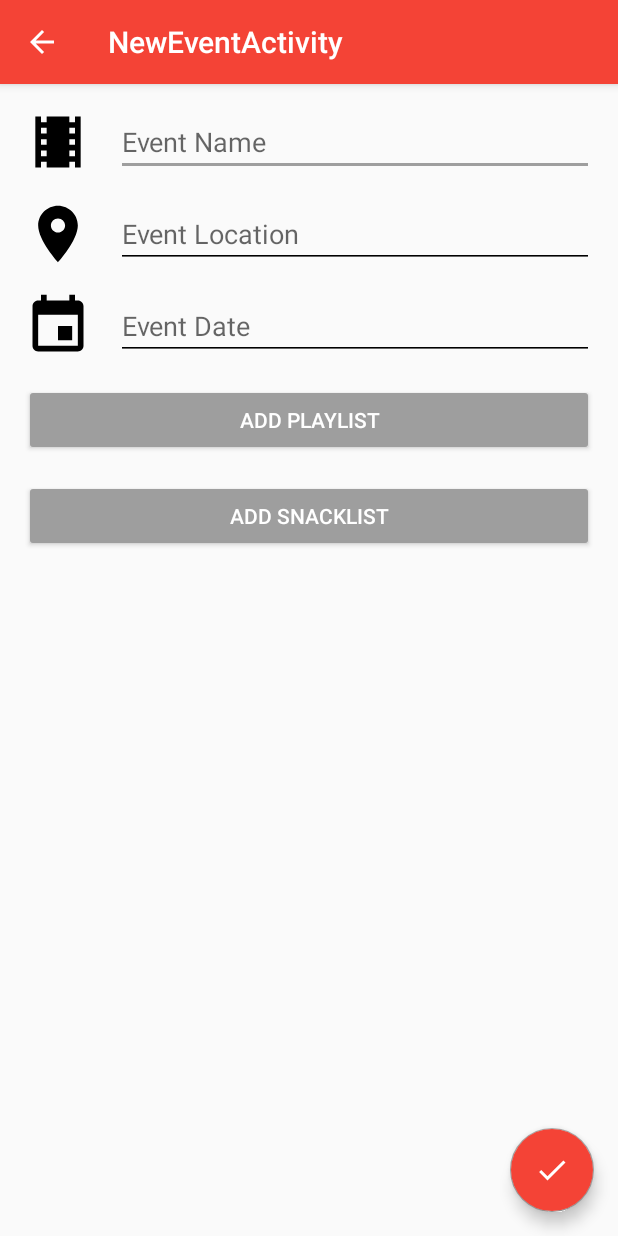
After one commit to LuisGH1234/android_movienight20182, an Android app: the NewEventActivity screen opened directly, with no data from a screen before it, on a phone screen of 412 x 824 dp. The commit adds this screen. Run offline under Robolectric (Android 15) with nearby library versions, the phone set to English and light mode, and no system bars; libraries missing offline, so code that uses them is left out: com.androidnetworking, com.androidnetworking.error.

Commit message:
Create Event

```diff
--- a/MovieNight/app/src/main/java/pe/edu/upc/movienight/network/MovieNightApi.kt
+++ b/MovieNight/app/src/main/java/pe/edu/upc/movienight/network/MovieNightApi.kt
@@ -4,16 +4,17 @@ import com.androidnetworking.AndroidNetworking
 import com.androidnetworking.common.Priority
 import com.androidnetworking.error.ANError
 import com.androidnetworking.interfaces.ParsedRequestListener
+import org.json.JSONObject
 
 class MovieNightApi{
     companion object {
         val baseUrl = "https://nodejsmovienight20182.herokuapp.com"
-        val getEventsList ="/event/event/"
+        val EventActions ="/event/event/"
         fun requestEventList(userId:Int,
                              responseHandler: (EventsResponse?) -> Unit,
                              errorHandler: (ANError?) -> Unit){
 
-            AndroidNetworking.get("$baseUrl$getEventsList$userId")
+            AndroidNetworking.get("$baseUrl$EventActions$userId")
                     .setPriority(Priority.LOW)
                     .build()
                     .getAsObject(EventsResponse::class.java,object :ParsedRequestListener<EventsResponse>{
@@ -27,5 +28,32 @@ class MovieNightApi{
 
                     })
         }
+
+        fun postNewEvent(userId:Int,name:String,location:String,date:String,
+                         responseHandler: (NewEventResponse?) -> Unit,
+                         errorHandler: (ANError?) -> Unit){
+
+            val json:JSONObject = JSONObject()
+            json.put("name",name)
+            json.put("location",location)
+            json.put("date",date)
+            json.put("user_id",userId)
+            json.put("rol_id",11) //Organizador
+
+            AndroidNetworking.post("$baseUrl$EventActions")
+                    .addHeaders("Content-Type","application/json")
+                    .addJSONObjectBody(json)
+                    .setPriority(Priority.LOW)
+                    .build()
+                    .getAsObject(NewEventResponse::class.java,object :ParsedRequestListener<NewEventResponse>{
+                        override fun onResponse(response: NewEventResponse?) {
+                            responseHandler(response)
+                        }
+                        override fun onError(anError: ANError?) {
+                            errorHandler(anError)
+                        }
+
+                    })
+        }
     }
 }
--- /dev/null
+++ b/MovieNight/app/src/main/java/pe/edu/upc/movienight/network/NewEventResponse.kt
@@ -0,0 +1,5 @@
+package pe.edu.upc.movienight.network
+
+class NewEventResponse{
+    val status:String=""
+}
--- a/MovieNight/app/src/main/java/pe/edu/upc/movienight/viewControllers/activities/MainActivity.kt
+++ b/MovieNight/app/src/main/java/pe/edu/upc/movienight/viewControllers/activities/MainActivity.kt
@@ -1,11 +1,13 @@
 package pe.edu.upc.movienight.viewControllers.activities
 
+import android.content.Intent
 import android.os.Bundle
 import android.support.design.widget.BottomNavigationView
 import android.support.v4.app.Fragment
 import android.support.v7.app.AppCompatActivity
 import android.view.MenuItem
 import kotlinx.android.synthetic.main.activity_main.*
+import kotlinx.android.synthetic.main.fragment_events.*
 import pe.edu.upc.movienight.R
 import pe.edu.upc.movienight.viewControllers.fragments.EventsFragment
 import pe.edu.upc.movienight.viewControllers.fragments.LibraryFragment
@@ -19,10 +21,15 @@ class MainActivity : AppCompatActivity() {
     }
 
     override fun onCreate(savedInstanceState: Bundle?) {
+       //var intentFragment:Boolean=false
+
         super.onCreate(savedInstanceState)
         setContentView(R.layout.activity_main)
         navigation.setOnNavigationItemSelectedListener(mOnNavigationItemSelectedListener)
-
+        /*intentFragment= intent.extras.get("event") as Boolean
+        if (intentFragment){
+            navigation.selectedItemId = R.id.navigation_search
+        }*/
         navigation.selectedItemId = R.id.navigation_search
     }
 
--- /dev/null
+++ b/MovieNight/app/src/main/java/pe/edu/upc/movienight/viewControllers/activities/NewEventActivity.kt
@@ -0,0 +1,57 @@
+package pe.edu.upc.movienight.viewControllers.activities
+
+import android.content.Intent
+import android.os.Bundle
+import android.support.design.widget.Snackbar
+import android.support.v7.app.AppCompatActivity
+import android.util.Log
+import android.view.View
+import android.widget.EditText
+import com.androidnetworking.error.ANError
+import pe.edu.upc.movienight.R
+
+import kotlinx.android.synthetic.main.activity_new_event.*
+import kotlinx.android.synthetic.main.content_new_event.view.*
+import pe.edu.upc.movienight.network.MovieNightApi
+import pe.edu.upc.movienight.network.NewEventResponse
+
+class NewEventActivity : AppCompatActivity() {
+    var nameEditText: EditText? = null
+    var locationEditText: EditText? = null
+    var dateEditText: EditText? = null
+    override fun onCreate(savedInstanceState: Bundle?) {
+        super.onCreate(savedInstanceState)
+        setContentView(R.layout.activity_new_event)
+        setSupportActionBar(toolbar)
+        nameEditText=findViewById(R.id.nameEditText) as EditText
+        locationEditText=findViewById(R.id.locationEditText) as EditText
+        dateEditText=findViewById(R.id.dateEditText) as EditText
+        checkFAB.setOnClickListener {view->
+            if(!nameEditText!!.text.toString().equals("") and
+                    !locationEditText!!.text.toString().equals("") and
+                    !locationEditText!!.text.toString().equals("")) {
+                MovieNightApi.postNewEvent(61,
+                        nameEditText!!.text.toString(),
+                        locationEditText!!.text.toString(),
+                        dateEditText!!.text.toString(),
+                        { response -> responseHandler(response,view) },
+                        { error -> errorHandler(error) })
+            }
+        }
+
+
+        supportActionBar?.setDisplayHomeAsUpEnabled(true)
+    }
+    private fun responseHandler(response: NewEventResponse?,view:View){
+        if (!response!!.status.equals("done")){
+            return
+        }
+        Log.d("MovieNight","Event Created")
+        startActivity(Intent(view.context,MainActivity::class.java))
+    }
+
+    private fun errorHandler(anError: ANError?){
+        Log.d("MovieNight", anError!!.message)
+    }
+
+}
--- a/MovieNight/app/src/main/java/pe/edu/upc/movienight/viewControllers/adapters/EventsAdapter.kt
+++ b/MovieNight/app/src/main/java/pe/edu/upc/movienight/viewControllers/adapters/EventsAdapter.kt
@@ -1,6 +1,7 @@
 package pe.edu.upc.movienight.viewControllers.adapters
 
 import android.content.Context
+import android.content.Intent
 import android.support.v7.widget.RecyclerView
 import android.view.LayoutInflater
 import android.view.View
@@ -8,6 +9,7 @@ import android.view.ViewGroup
 import pe.edu.upc.movienight.R
 import kotlinx.android.synthetic.main.event_item.view.*
 import pe.edu.upc.movienight.models.Event
+import pe.edu.upc.movienight.viewControllers.activities.EventActivity
 
 class EventsAdapter(var events:ArrayList<Event>, val context: Context):RecyclerView.Adapter<EventsAdapter.ViewHolder>(){
     override fun onCreateViewHolder(parent: ViewGroup, viewType: Int): ViewHolder {
@@ -36,6 +38,13 @@ class EventsAdapter(var events:ArrayList<Event>, val context: Context):RecyclerV
             nameTextView.text = event.name
             dateTextView.text = event.date
             locationTextView.text = event.location
+            eventLayout.setOnClickListener { view ->
+                val context = view.context
+                context.startActivity(
+                        Intent(context,EventActivity::class.java)
+                                .putExtras(event.toBundle())
+                )
+            }
         }
     }
 
--- a/MovieNight/app/src/main/java/pe/edu/upc/movienight/viewControllers/fragments/EventsFragment.kt
+++ b/MovieNight/app/src/main/java/pe/edu/upc/movienight/viewControllers/fragments/EventsFragment.kt
@@ -3,7 +3,9 @@ package pe.edu.upc.movienight.viewControllers.fragments
 
 
 
+import android.content.Intent
 import android.os.Bundle
+import android.support.design.widget.FloatingActionButton
 import android.support.v4.app.Fragment
 import android.support.v7.widget.GridLayoutManager
 import android.support.v7.widget.RecyclerView
@@ -12,11 +14,13 @@ import android.view.LayoutInflater
 import android.view.View
 import android.view.ViewGroup
 import com.androidnetworking.error.ANError
+import kotlinx.android.synthetic.main.fragment_events.*
 import kotlinx.android.synthetic.main.fragment_events.view.*
 import pe.edu.upc.movienight.R
 import pe.edu.upc.movienight.models.Event
 import pe.edu.upc.movienight.network.EventsResponse
 import pe.edu.upc.movienight.network.MovieNightApi
+import pe.edu.upc.movienight.viewControllers.activities.NewEventActivity
 import pe.edu.upc.movienight.viewControllers.adapters.EventsAdapter
 
 /**
@@ -29,19 +33,25 @@ class EventsFragment : Fragment() {
     lateinit var eventsAdapter:EventsAdapter
     lateinit var eventsLayoutManager:RecyclerView.LayoutManager
 
+    lateinit var fabNewEvent:FloatingActionButton
+
     override fun onCreateView(inflater: LayoutInflater, container: ViewGroup?,
                               savedInstanceState: Bundle?): View? {
         // Inflate the layout for this fragment
         val view = inflater.inflate(R.layout.fragment_events, container, false)
+        fabNewEvent = view.newEventFAB
         eventsRecyclerView=view.eventsRecyclerView
         eventsAdapter=EventsAdapter(events,view.context)
-        eventsLayoutManager= GridLayoutManager(view.context,1) as RecyclerView.LayoutManager
+        eventsLayoutManager= GridLayoutManager(view.context,1)
         eventsRecyclerView.adapter=eventsAdapter
         eventsRecyclerView.layoutManager=eventsLayoutManager
 
         MovieNightApi.requestEventList(61,
                 {response->responseHandler(response)},
                 { error -> errorHandler(error)})
+        fabNewEvent.setOnClickListener { view ->
+            view.context.startActivity(Intent(view.context,NewEventActivity::class.java))
+        }
         return view
     }
     private fun responseHandler(response: EventsResponse?){
--- /dev/null
+++ b/MovieNight/app/src/main/res/drawable/ic_check_white_24dp.xml
@@ -0,0 +1,5 @@
+<vector android:height="24dp" android:tint="#FFFFFF"
+    android:viewportHeight="24.0" android:viewportWidth="24.0"
+    android:width="24dp" xmlns:android="http://schemas.android.com/apk/res/android">
+    <path android:fillColor="#FF000000" android:pathData="M9,16.17L4.83,12l-1.42,1.41L9,19 21,7l-1.41,-1.41z"/>
+</vector>
--- /dev/null
+++ b/MovieNight/app/src/main/res/drawable/ic_event_black_45dp.xml
@@ -0,0 +1,4 @@
+<vector android:height="45dp" android:viewportHeight="24.0"
+    android:viewportWidth="24.0" android:width="45dp" xmlns:android="http://schemas.android.com/apk/res/android">
+    <path android:fillColor="#FF000000" android:pathData="M17,12h-5v5h5v-5zM16,1v2L8,3L8,1L6,1v2L5,3c-1.11,0 -1.99,0.9 -1.99,2L3,19c0,1.1 0.89,2 2,2h14c1.1,0 2,-0.9 2,-2L21,5c0,-1.1 -0.9,-2 -2,-2h-1L18,1h-2zM19,19L5,19L5,8h14v11z"/>
+</vector>
--- /dev/null
+++ b/MovieNight/app/src/main/res/drawable/ic_local_movies_black_24dp.xml
@@ -0,0 +1,9 @@
+<vector xmlns:android="http://schemas.android.com/apk/res/android"
+        android:width="45dp"
+        android:height="45dp"
+        android:viewportWidth="24.0"
+        android:viewportHeight="24.0">
+    <path
+        android:fillColor="#FF000000"
+        android:pathData="M18,3v2h-2L16,3L8,3v2L6,5L6,3L4,3v18h2v-2h2v2h8v-2h2v2h2L20,3h-2zM8,17L6,17v-2h2v2zM8,13L6,13v-2h2v2zM8,9L6,9L6,7h2v2zM18,17h-2v-2h2v2zM18,13h-2v-2h2v2zM18,9h-2L16,7h2v2z"/>
+</vector>
--- /dev/null
+++ b/MovieNight/app/src/main/res/drawable/ic_location_on_black_24dp.xml
@@ -0,0 +1,4 @@
+<vector android:height="45dp" android:viewportHeight="24.0"
+    android:viewportWidth="24.0" android:width="45dp" xmlns:android="http://schemas.android.com/apk/res/android">
+    <path android:fillColor="#FF000000" android:pathData="M12,2C8.13,2 5,5.13 5,9c0,5.25 7,13 7,13s7,-7.75 7,-13c0,-3.87 -3.13,-7 -7,-7zM12,11.5c-1.38,0 -2.5,-1.12 -2.5,-2.5s1.12,-2.5 2.5,-2.5 2.5,1.12 2.5,2.5 -1.12,2.5 -2.5,2.5z"/>
+</vector>
--- /dev/null
+++ b/MovieNight/app/src/main/res/layout/activity_new_event.xml
@@ -0,0 +1,35 @@
+<?xml version="1.0" encoding="utf-8"?>
+<android.support.design.widget.CoordinatorLayout xmlns:android="http://schemas.android.com/apk/res/android"
+    xmlns:app="http://schemas.android.com/apk/res-auto"
+    xmlns:tools="http://schemas.android.com/tools"
+    android:layout_width="match_parent"
+    android:layout_height="match_parent"
+    tools:context=".viewControllers.activities.NewEventActivity">
+
+    <android.support.design.widget.AppBarLayout
+        android:layout_width="match_parent"
+        android:layout_height="wrap_content"
+        android:theme="@style/AppTheme.AppBarOverlay">
+
+        <android.support.v7.widget.Toolbar
+            android:id="@+id/toolbar"
+            android:layout_width="match_parent"
+            android:layout_height="?attr/actionBarSize"
+            android:background="?attr/colorPrimary"
+            app:popupTheme="@style/AppTheme.PopupOverlay" />
+
+    </android.support.design.widget.AppBarLayout>
+
+    <include layout="@layout/content_new_event" />
+
+    <android.support.design.widget.FloatingActionButton
+        android:id="@+id/checkFAB"
+        android:layout_width="wrap_content"
+        android:layout_height="wrap_content"
+        android:layout_gravity="bottom|end"
+        android:layout_margin="@dimen/fab_margin"
+        android:backgroundTint="@color/colorPrimary"
+        android:src="@drawable/ic_check_white_24dp"
+         />
+
+</android.support.design.widget.CoordinatorLayout>
--- /dev/null
+++ b/MovieNight/app/src/main/res/layout/content_new_event.xml
@@ -0,0 +1,102 @@
+<?xml version="1.0" encoding="utf-8"?>
+<android.support.constraint.ConstraintLayout
+    xmlns:android="http://schemas.android.com/apk/res/android"
+    xmlns:app="http://schemas.android.com/apk/res-auto"
+    xmlns:tools="http://schemas.android.com/tools"
+    android:layout_width="match_parent"
+    android:layout_height="match_parent"
+    app:layout_behavior="@string/appbar_scrolling_view_behavior"
+    tools:context=".viewControllers.activities.NewEventActivity"
+    tools:showIn="@layout/activity_new_event">
+    <ImageView
+        android:id="@+id/nameImageView"
+        android:layout_width="wrap_content"
+        android:layout_height="wrap_content"
+        app:layout_constraintTop_toTopOf="parent"
+        app:layout_constraintStart_toStartOf="parent"
+        android:layout_margin="@dimen/default_margin"
+        android:src="@drawable/ic_local_movies_black_24dp"/>
+    <EditText
+        android:id="@+id/nameEditText"
+        android:layout_width="0dp"
+        android:layout_height="wrap_content"
+        android:layout_margin="@dimen/default_margin"
+        app:layout_constraintTop_toTopOf="parent"
+        app:layout_constraintStart_toEndOf="@id/nameImageView"
+        app:layout_constraintEnd_toEndOf="parent"
+        android:lines="1"
+        android:hint="@string/new_event_name_hint"/>
+
+    <ImageView
+        android:id="@+id/locationImageView"
+        android:layout_width="wrap_content"
+        android:layout_height="wrap_content"
+        app:layout_constraintTop_toBottomOf="@id/nameEditText"
+        app:layout_constraintStart_toStartOf="parent"
+        android:layout_margin="@dimen/default_margin"
+        android:src="@drawable/ic_location_on_black_24dp"/>
+    <EditText
+        android:id="@+id/locationEditText"
+        android:layout_width="0dp"
+        android:layout_height="wrap_content"
+        android:layout_margin="@dimen/default_margin"
+        app:layout_constraintTop_toBottomOf="@id/nameEditText"
+        app:layout_constraintStart_toEndOf="@id/locationImageView"
+        app:layout_constraintEnd_toEndOf="parent"
+        android:lines="1"
+        android:hint="@string/new_event_location_hint"/>
+    <ImageView
+        android:id="@+id/dateImageView"
+        android:layout_width="wrap_content"
+        android:layout_height="wrap_content"
+        app:layout_constraintTop_toBottomOf="@id/locationEditText"
+        app:layout_constraintStart_toStartOf="parent"
+        android:layout_margin="@dimen/default_margin"
+        android:src="@drawable/ic_event_black_45dp"/>
+    <!--<DatePicker
+        android:id="@+id/dateDatePicker"
+        android:layout_width="0dp"
+        android:layout_height="200dp"
+        android:layout_margin="@dimen/default_margin"
+        app:layout_constraintTop_toBottomOf="@id/locationEditText"
+        app:layout_constraintStart_toEndOf="@id/dateImageView"
+        app:layout_constraintEnd_toEndOf="parent"
+        android:datePickerMode="spinner"
+        android:calendarViewShown="false"
+        />-->
+    <EditText
+        android:id="@+id/dateEditText"
+        android:layout_width="0dp"
+        android:layout_height="wrap_content"
+        android:layout_margin="@dimen/default_margin"
+        app:layout_constraintTop_toBottomOf="@id/locationEditText"
+        app:layout_constraintStart_toEndOf="@id/dateImageView"
+        app:layout_constraintEnd_toEndOf="parent"
+        android:lines="1"
+        android:hint="Event Date"/>
+
+    <Button
+        android:id="@+id/addPlayList"
+        android:layout_width="match_parent"
+        android:layout_height="wrap_content"
+        android:layout_margin="@dimen/default_margin"
+        app:layout_constraintTop_toBottomOf="@id/dateEditText"
+        app:layout_constraintStart_toStartOf="parent"
+        app:layout_constraintEnd_toEndOf="parent"
+        android:text="@string/add_playlist_button_text"
+        android:textColor="@color/colorIcons"
+        android:backgroundTint="@color/colorAccent"
+        />
+    <Button
+        android:id="@+id/addSnackList"
+        android:layout_width="match_parent"
+        android:layout_height="wrap_content"
+        android:layout_margin="@dimen/default_margin"
+        app:layout_constraintTop_toBottomOf="@id/addPlayList"
+        app:layout_constraintStart_toStartOf="parent"
+        app:layout_constraintEnd_toEndOf="parent"
+        android:text="@string/add_snacklist_button_text"
+        android:textColor="@color/colorIcons"
+        android:backgroundTint="@color/colorAccent"
+        />
+</android.support.constraint.ConstraintLayout>
--- a/MovieNight/app/src/main/res/values/strings.xml
+++ b/MovieNight/app/src/main/res/values/strings.xml
@@ -23,4 +23,9 @@
     <string name="rating_text">Rating</string>
     <string name="search_edit_text_hint">Title</string>
     <string name="title_activity_event">EventActivity</string>
+    <string name="title_activity_new_event">NewEventActivity</string>
+    <string name="new_event_name_hint">Event Name</string>
+    <string name="new_event_location_hint">Event Location</string>
+    <string name="add_playlist_button_text">Add PlayList</string>
+    <string name="add_snacklist_button_text">Add SnackList</string>
 </resources>
```
Also changed, not shown: MovieNight/app/src/main/AndroidManifest.xml (+9 -0 lines).
